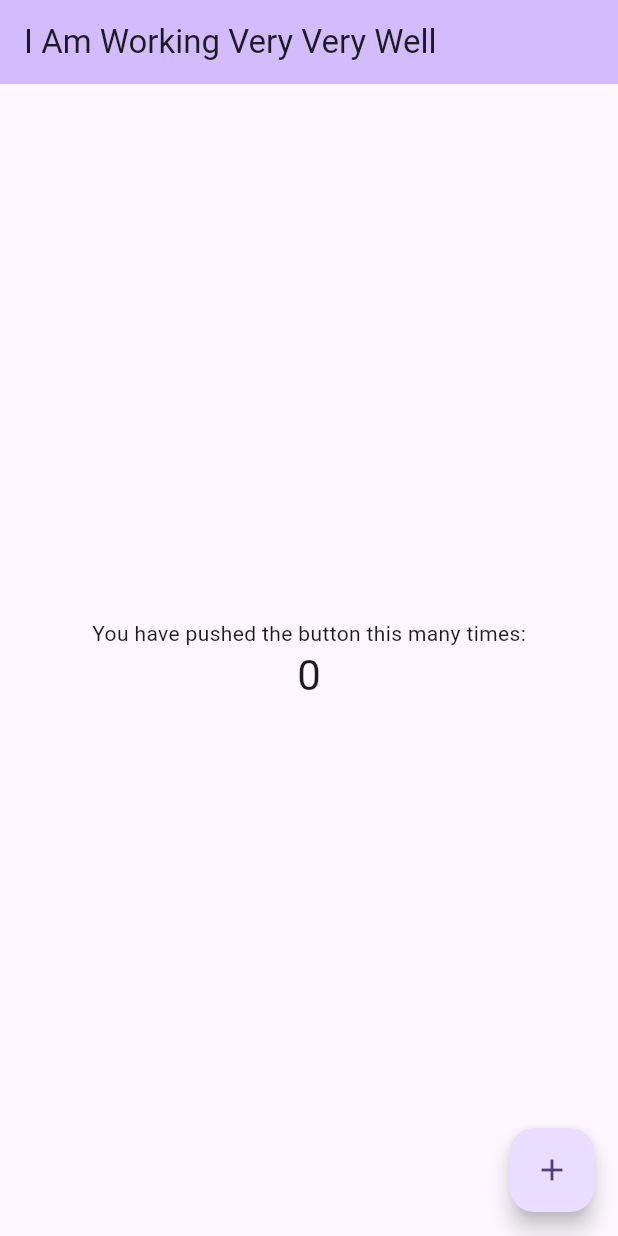
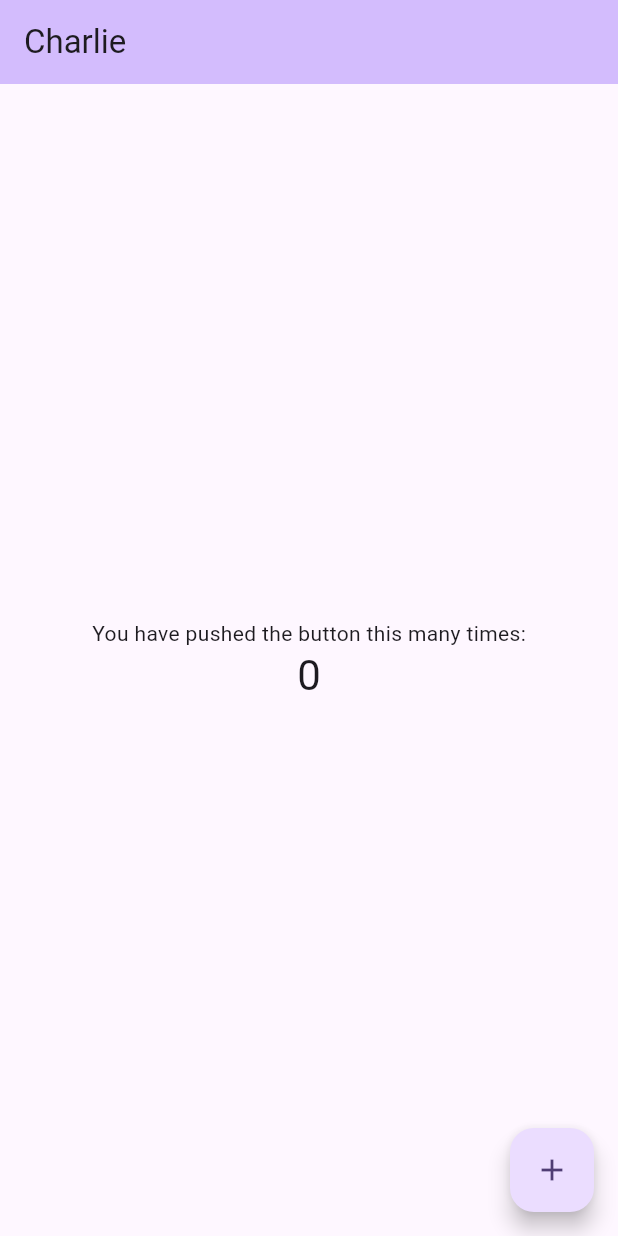
Before and after one commit to kroikie/charlie, a Flutter app: the screen it shows after launch, on a phone screen of 412 x 824 dp. Run offline on Flutter 3.47's test engine with Material 2 defaults, Android fonts, the phone set to English and light mode, and no system bars.

Commit message:
feat: update home page title

```diff
--- a/lib/main.dart
+++ b/lib/main.dart
@@ -16,7 +16,7 @@ class MyApp extends StatelessWidget {
         colorScheme: ColorScheme.fromSeed(seedColor: Colors.deepPurple),
         useMaterial3: true,
       ),
-      home: const MyHomePage(title: 'I Am Working Very Very Well'),
+      home: const MyHomePage(title: 'Charlie'),
     );
   }
 }
```
